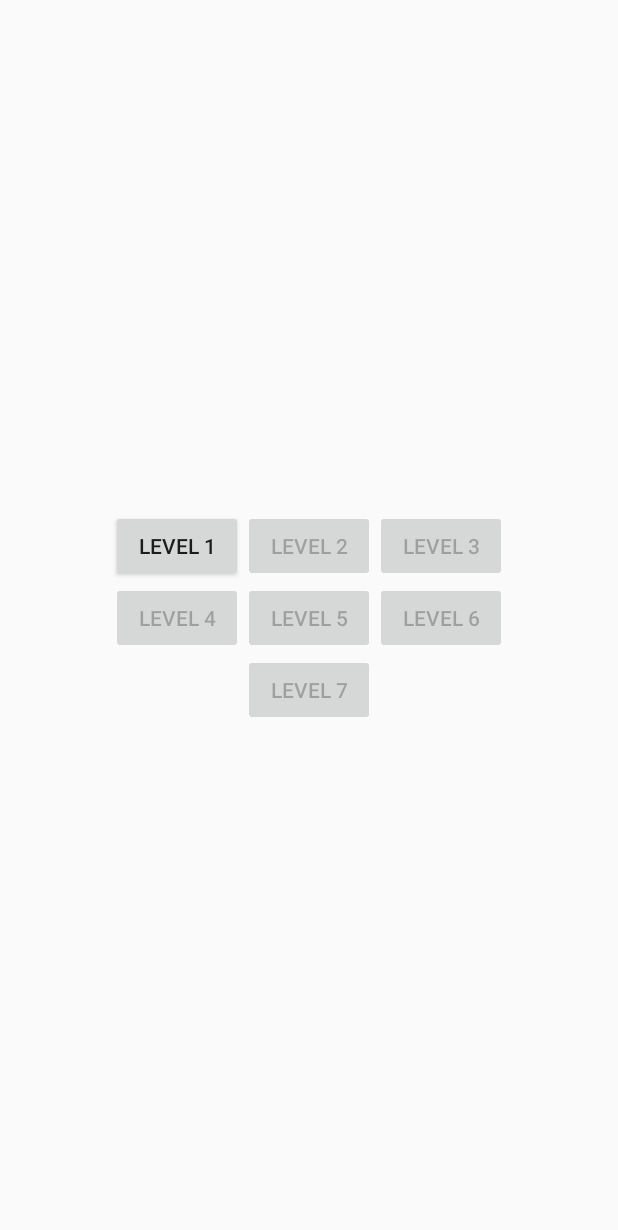
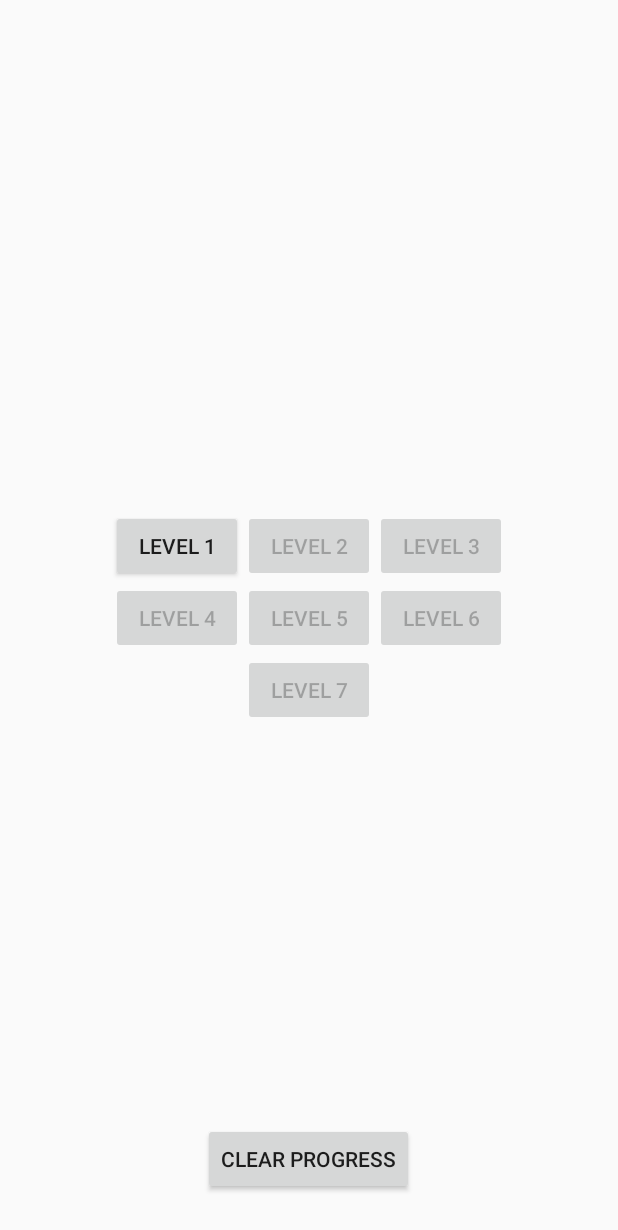
Before and after one commit to eschift/Android_Quiz, an Android app: the LevelActivity screen opened directly, with no data from a screen before it, on a phone screen of 412 x 824 dp. Shown: the top 1230 px of the screen. Run offline under Robolectric (Android 15) with nearby library versions, the phone set to English and light mode, and no system bars.

Commit message:
09/10/16 re-implemented clearing shared preferences (previously lost) and removed exit button as this shoud not be included in accorance with the application lifecycle

```diff
--- a/app/src/main/java/com/erica/got_quiz/LevelActivity.java
+++ b/app/src/main/java/com/erica/got_quiz/LevelActivity.java
@@ -15,15 +15,8 @@ public class LevelActivity extends Activity {
     public static final String filename = "LEVEL_DATA";
     SharedPreferences levelData;
     // int level;
-    Button levelOne;
-    Button levelTwo;
-    Button levelThree;
-    Button levelFour;
-    Button levelFive;
-    Button levelSix;
-    Button levelSeven;
-    int thisLevel;
-    int passedLevels;
+    Button levelOne,levelTwo, levelThree, levelFour, levelFive, levelSix, levelSeven, clear;
+    int thisLevel, passedLevels;
 
     @Override
     protected void onCreate(Bundle savedInstanceState) {
@@ -148,7 +141,6 @@ public class LevelActivity extends Activity {
             public void onClick(View v){
                 Intent intent = new Intent(LevelActivity.this, QuizActivity.class);
                 Bundle intent2 = new Bundle();
-                //intent2.putInt("level", level); //Your score
                 intent.putExtras(intent2); //Put your score to your next Intent
                 startActivity(intent);
                 finish();
@@ -156,6 +148,20 @@ public class LevelActivity extends Activity {
                 SharedPreferences.Editor editor = levelData.edit();
                 editor.putInt("currentLevel", 7);
                 editor.putInt("unlocked", passedLevels);
+                editor.commit();
+            }
+        });
+
+        clear = (Button) findViewById(R.id.clearButton);
+        clear.setOnClickListener(new View.OnClickListener(){
+            @Override
+            public void onClick(View v){
+                Intent intent = new Intent(LevelActivity.this, MainActivity.class);
+                startActivity(intent);
+                finish();
+
+                SharedPreferences.Editor editor = levelData.edit();
+                editor.clear();
                 editor.commit();
             }
         });
--- a/app/src/main/java/com/erica/got_quiz/QuizActivity.java
+++ b/app/src/main/java/com/erica/got_quiz/QuizActivity.java
@@ -17,7 +17,6 @@ import java.util.List;
 public class QuizActivity extends Activity {
 
     List<Question> questionsList;
-    List<Integer> usedIDs = new ArrayList<Integer>();
     int score, round;
     int ID;
     int level;
@@ -34,9 +33,6 @@ public class QuizActivity extends Activity {
     protected void onCreate(Bundle savedInstanceState) {
         super.onCreate(savedInstanceState);
         setContentView(R.layout.activity_main);
-
-        //Bundle intent2 = getIntent().getExtras();
-        //level = intent2.getInt("level");
 
         levelData = getSharedPreferences(filename, 0);
         thisLevel = levelData.getInt("currentLevel", 0);
@@ -136,7 +132,6 @@ public class QuizActivity extends Activity {
             Intent intent = new Intent(QuizActivity.this, ResultActivity.class);
             Bundle b = new Bundle();
             b.putInt("score", score); //Your score
-            //b.putInt("level", level); //Your score
             intent.putExtras(b); //Put your score to your next Intent
             startActivity(intent);
             finish();
--- a/app/src/main/java/com/erica/got_quiz/ResultActivity.java
+++ b/app/src/main/java/com/erica/got_quiz/ResultActivity.java
@@ -74,10 +74,10 @@ public class ResultActivity extends Activity {
 
     }
 
-    public void exitApp(View view) {
+   /* public void exitApp(View view) {
         finish();
         System.exit(0);
-    }
+    }*/
 
     public void returnHome(View view) {
         Intent i = new Intent(this, LevelActivity.class);
--- a/app/src/main/res/layout/activity_levels.xml
+++ b/app/src/main/res/layout/activity_levels.xml
@@ -66,5 +66,14 @@
         android:layout_toLeftOf="@+id/L6Button"
         android:layout_toStartOf="@+id/L6Button" />
 
+    <Button
+        android:layout_width="wrap_content"
+        android:layout_height="wrap_content"
+        android:text="clear progress"
+        android:id="@+id/clearButton"
+        android:layout_marginBottom="27dp"
+        android:layout_alignParentBottom="true"
+        android:layout_centerHorizontal="true" />
+
 
 </RelativeLayout>
```
Also changed, not shown: app/src/main/res/layout/activity_result.xml (+0 -12 lines).
